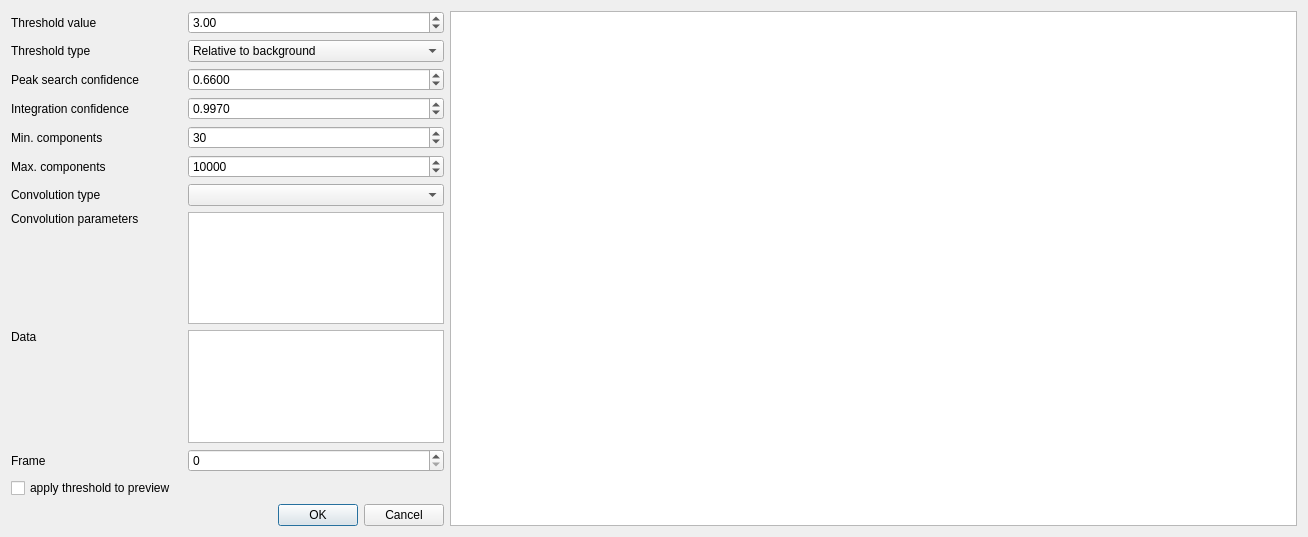
Before: the Qt Designer form apps/nsxqt/ui/DialogConvolve.ui in k61n/openhkl, drawn with Qt 5.
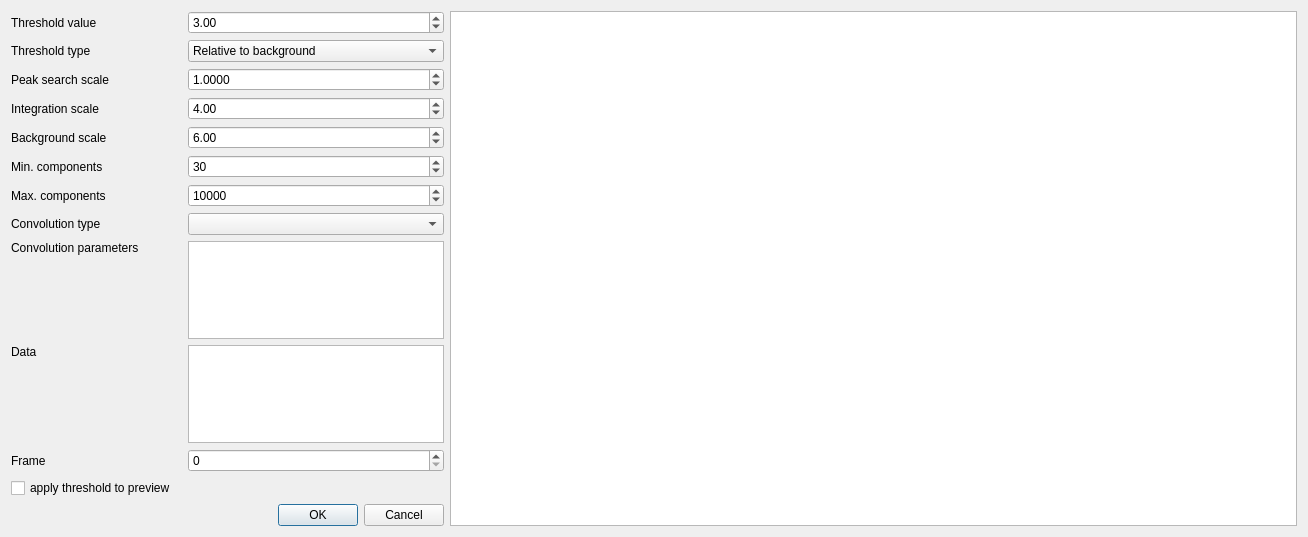
After: the same form once the commit is applied.

What changed in the file:
```diff
--- a/apps/nsxqt/ui/DialogConvolve.ui
+++ b/apps/nsxqt/ui/DialogConvolve.ui
@@ -25,7 +25,58 @@
   <layout class="QHBoxLayout" name="horizontalLayout">
    <item>
     <layout class="QGridLayout" name="gridLayout">
-     <item row="7" column="3">
+     <item row="9" column="3">
+      <widget class="QTreeView" name="treeView"/>
+     </item>
+     <item row="12" column="0">
+      <widget class="QCheckBox" name="applyThreshold">
+       <property name="text">
+        <string>apply threshold to preview</string>
+       </property>
+      </widget>
+     </item>
+     <item row="9" column="0">
+      <widget class="QLabel" name="label_3">
+       <property name="text">
+        <string>Convolution parameters</string>
+       </property>
+       <property name="alignment">
+        <set>Qt::AlignLeading|Qt::AlignLeft|Qt::AlignTop</set>
+       </property>
+      </widget>
+     </item>
+     <item row="8" column="0" colspan="2">
+      <widget class="QLabel" name="filterLabel">
+       <property name="text">
+        <string>Convolution type</string>
+       </property>
+       <property name="alignment">
+        <set>Qt::AlignLeading|Qt::AlignLeft|Qt::AlignVCenter</set>
+       </property>
+      </widget>
+     </item>
+     <item row="4" column="0" colspan="2">
+      <widget class="QLabel" name="confidenceLabel">
+       <property name="text">
+        <string>Integration scale</string>
+       </property>
+      </widget>
+     </item>
+     <item row="3" column="0" colspan="2">
+      <widget class="QLabel" name="confidenceLabel_2">
+       <property name="text">
+        <string>Peak search scale</string>
+       </property>
+      </widget>
+     </item>
+     <item row="1" column="0" colspan="2">
+      <widget class="QLabel" name="label_2">
+       <property name="text">
+        <string>Threshold type</string>
+       </property>
+      </widget>
+     </item>
+     <item row="8" column="3">
       <layout class="QVBoxLayout" name="verticalLayout_2">
        <item>
         <widget class="QComboBox" name="filterComboBox">
@@ -36,84 +87,23 @@
        </item>
       </layout>
      </item>
-     <item row="6" column="3">
-      <widget class="QSpinBox" name="maxCompBox">
-       <property name="maximum">
-        <number>2000000000</number>
+     <item row="13" column="3">
+      <widget class="QDialogButtonBox" name="buttonBox">
+       <property name="orientation">
+        <enum>Qt::Horizontal</enum>
        </property>
-       <property name="value">
-        <number>10000</number>
-       </property>
-      </widget>
-     </item>
-     <item row="1" column="0" colspan="2">
-      <widget class="QLabel" name="label_2">
-       <property name="text">
-        <string>Threshold type</string>
+       <property name="standardButtons">
+        <set>QDialogButtonBox::Cancel|QDialogButtonBox::Ok</set>
        </property>
       </widget>
      </item>
      <item row="6" column="0" colspan="2">
-      <widget class="QLabel" name="maxCompLabel">
-       <property name="text">
-        <string>Max. components</string>
-       </property>
-      </widget>
-     </item>
-     <item row="4" column="3">
-      <widget class="QDoubleSpinBox" name="integrationConfidenceSpinBox">
-       <property name="decimals">
-        <number>4</number>
-       </property>
-       <property name="maximum">
-        <double>1.000000000000000</double>
-       </property>
-       <property name="singleStep">
-        <double>0.001000000000000</double>
-       </property>
-       <property name="value">
-        <double>0.997000000000000</double>
-       </property>
-      </widget>
-     </item>
-     <item row="1" column="3">
-      <widget class="QComboBox" name="thresholdComboBox">
-       <item>
-        <property name="text">
-         <string>Relative to background</string>
-        </property>
-       </item>
-       <item>
-        <property name="text">
-         <string>Absolute</string>
-        </property>
-       </item>
-      </widget>
-     </item>
-     <item row="5" column="0" colspan="2">
       <widget class="QLabel" name="minCompLabel">
        <property name="text">
         <string>Min. components</string>
        </property>
       </widget>
      </item>
-     <item row="4" column="0" colspan="2">
-      <widget class="QLabel" name="confidenceLabel">
-       <property name="text">
-        <string>Integration confidence</string>
-       </property>
-      </widget>
-     </item>
-     <item row="7" column="0" colspan="2">
-      <widget class="QLabel" name="filterLabel">
-       <property name="text">
-        <string>Convolution type</string>
-       </property>
-       <property name="alignment">
-        <set>Qt::AlignLeading|Qt::AlignLeft|Qt::AlignVCenter</set>
-       </property>
-      </widget>
-     </item>
      <item row="0" column="0" colspan="2">
       <widget class="QLabel" name="thresholdLabel">
        <property name="text">
@@ -121,7 +111,21 @@
        </property>
       </widget>
      </item>
-     <item row="5" column="3">
+     <item row="1" column="3">
+      <widget class="QComboBox" name="thresholdComboBox">
+       <item>
+        <property name="text">
+         <string>Relative to background</string>
+        </property>
+       </item>
+       <item>
+        <property name="text">
+         <string>Absolute</string>
+        </property>
+       </item>
+      </widget>
+     </item>
+     <item row="6" column="3">
       <widget class="QSpinBox" name="minCompBox">
        <property name="maximum">
         <number>2000000000</number>
@@ -131,13 +135,52 @@
        </property>
       </widget>
      </item>
-     <item row="12" column="3">
-      <widget class="QDialogButtonBox" name="buttonBox">
-       <property name="orientation">
-        <enum>Qt::Horizontal</enum>
+     <item row="10" column="3">
+      <widget class="QListWidget" name="dataList"/>
+     </item>
+     <item row="3" column="3">
+      <widget class="QDoubleSpinBox" name="searchScale">
+       <property name="decimals">
+        <number>4</number>
        </property>
-       <property name="standardButtons">
-        <set>QDialogButtonBox::Cancel|QDialogButtonBox::Ok</set>
+       <property name="maximum">
+        <double>99.000000000000000</double>
+       </property>
+       <property name="singleStep">
+        <double>0.010000000000000</double>
+       </property>
+       <property name="value">
+        <double>1.000000000000000</double>
+       </property>
+      </widget>
+     </item>
+     <item row="4" column="3">
+      <widget class="QDoubleSpinBox" name="integrationScale">
+       <property name="decimals">
+        <number>2</number>
+       </property>
+       <property name="maximum">
+        <double>99.000000000000000</double>
+       </property>
+       <property name="singleStep">
+        <double>0.010000000000000</double>
+       </property>
+       <property name="value">
+        <double>4.000000000000000</double>
+       </property>
+      </widget>
+     </item>
+     <item row="11" column="0">
+      <widget class="QLabel" name="label">
+       <property name="text">
+        <string>Frame</string>
+       </property>
+      </widget>
+     </item>
+     <item row="7" column="0" colspan="2">
+      <widget class="QLabel" name="maxCompLabel">
+       <property name="text">
+        <string>Max. components</string>
        </property>
       </widget>
      </item>
@@ -154,73 +197,47 @@
        </property>
       </widget>
      </item>
-     <item row="3" column="3">
-      <widget class="QDoubleSpinBox" name="blobConfidenceSpinBox">
-       <property name="decimals">
-        <number>4</number>
-       </property>
-       <property name="maximum">
-        <double>1.000000000000000</double>
-       </property>
-       <property name="singleStep">
-        <double>0.001000000000000</double>
-       </property>
-       <property name="value">
-        <double>0.660000000000000</double>
-       </property>
-      </widget>
-     </item>
-     <item row="8" column="3">
-      <widget class="QTreeView" name="treeView"/>
-     </item>
-     <item row="3" column="0" colspan="2">
-      <widget class="QLabel" name="confidenceLabel_2">
+     <item row="10" column="0">
+      <widget class="QLabel" name="label_4">
        <property name="text">
-        <string>Peak search confidence</string>
+        <string>Data</string>
+       </property>
+       <property name="alignment">
+        <set>Qt::AlignLeading|Qt::AlignLeft|Qt::AlignTop</set>
        </property>
       </widget>
      </item>
-     <item row="10" column="3">
+     <item row="11" column="3">
       <layout class="QGridLayout" name="gridLayout_3">
        <item row="0" column="0">
         <widget class="QSpinBox" name="frameIndex"/>
        </item>
       </layout>
      </item>
-     <item row="8" column="0">
-      <widget class="QLabel" name="label_3">
-       <property name="text">
-        <string>Convolution parameters</string>
+     <item row="7" column="3">
+      <widget class="QSpinBox" name="maxCompBox">
+       <property name="maximum">
+        <number>2000000000</number>
        </property>
-       <property name="alignment">
-        <set>Qt::AlignLeading|Qt::AlignLeft|Qt::AlignTop</set>
+       <property name="value">
+        <number>10000</number>
        </property>
       </widget>
      </item>
-     <item row="9" column="3">
-      <widget class="QListWidget" name="dataList"/>
-     </item>
-     <item row="9" column="0">
-      <widget class="QLabel" name="label_4">
+     <item row="5" column="0">
+      <widget class="QLabel" name="label_5">
        <property name="text">
-        <string>Data</string>
+        <string>Background scale</string>
        </property>
-       <property name="alignment">
-        <set>Qt::AlignLeading|Qt::AlignLeft|Qt::AlignTop</set>
-       </property>
       </widget>
      </item>
-     <item row="10" column="0">
-      <widget class="QLabel" name="label">
-       <property name="text">
-        <string>Frame</string>
+     <item row="5" column="3">
+      <widget class="QDoubleSpinBox" name="backgroundScale">
+       <property name="singleStep">
+        <double>0.010000000000000</double>
        </property>
-      </widget>
-     </item>
-     <item row="11" column="0">
-      <widget class="QCheckBox" name="applyThreshold">
-       <property name="text">
-        <string>apply threshold to preview</string>
+       <property name="value">
+        <double>6.000000000000000</double>
        </property>
       </widget>
      </item>
```
